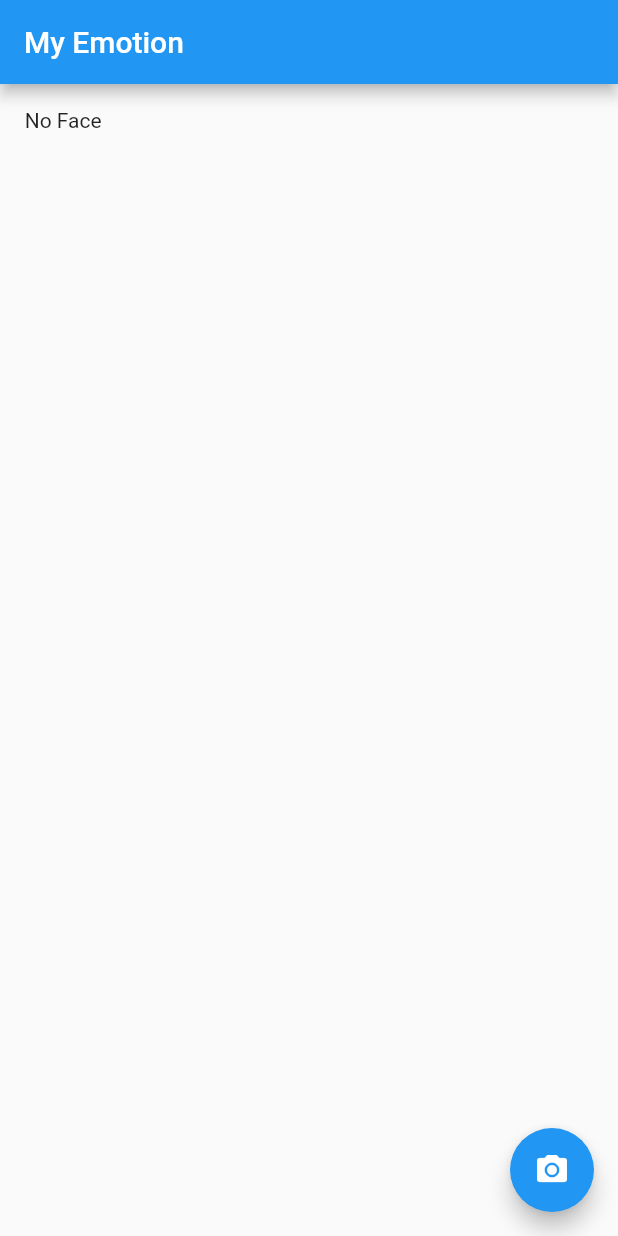
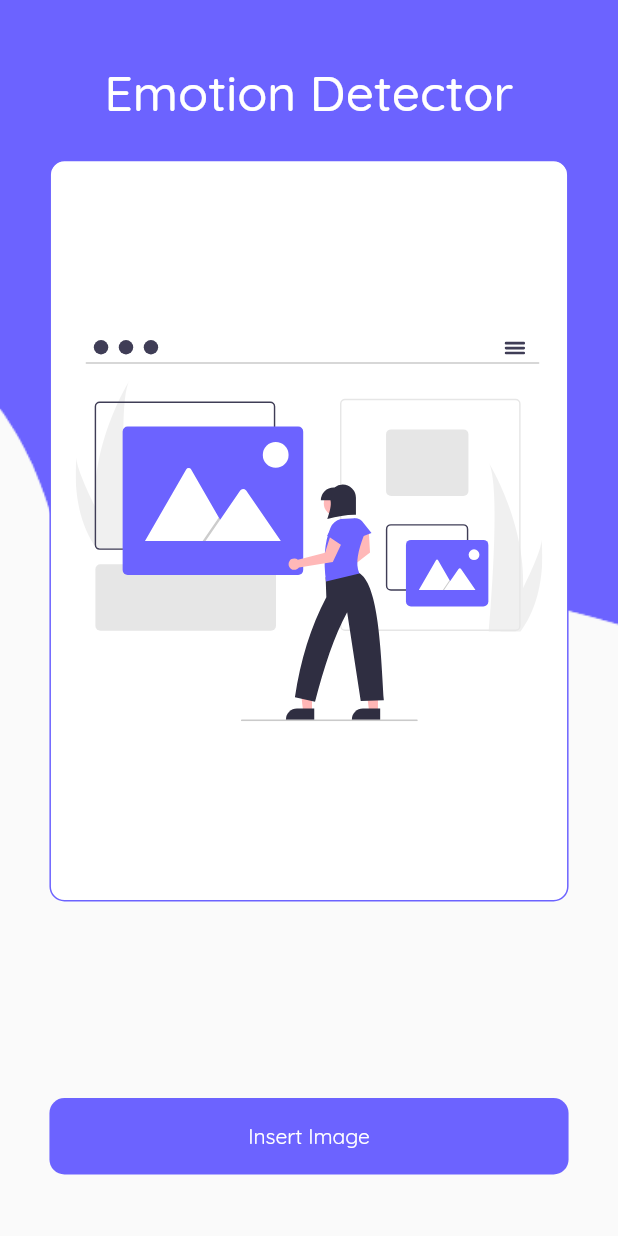
Before and after one commit to MoRmdn/Face-Emotion-Detector, a Flutter app: the screen it shows after launch, on a phone screen of 412 x 824 dp. Run offline on Flutter 3.47's test engine with Material 2 defaults, Android fonts, the phone set to English and light mode, and no system bars; our stand-ins replace flutter_svg, google_fonts, image_picker; missing offline and left inert: google_ml_kit.

Commit message:
Version 0.0.4

```diff
--- a/lib/main.dart
+++ b/lib/main.dart
@@ -1,6 +1,6 @@
 import 'package:face_detection_with_flutter/view/main_screen.dart';
 import 'package:flutter/material.dart';
-
+import 'package:google_fonts/google_fonts.dart';
 
 
 void main() =>runApp(const MyApp());
@@ -13,9 +13,31 @@ class MyApp extends StatelessWidget {
     return MaterialApp(
       debugShowCheckedModeBanner: false,
       theme: ThemeData(
-        primarySwatch: Colors.blue,
-      ),
+        primarySwatch: createMaterialColor(const Color(0xff6C63FF)),
+            primaryTextTheme:
+            GoogleFonts.quicksandTextTheme(Theme.of(context).textTheme),
+            textTheme:
+            GoogleFonts.quicksandTextTheme(Theme.of(context).textTheme)),
       home:const HomePage(),
     );
   }
+  MaterialColor createMaterialColor(Color color) {
+    List strengths = <double>[.05];
+    final swatch = <int, Color>{};
+    final int r = color.red, g = color.green, b = color.blue;
+
+    for (int i = 1; i < 10; i++) {
+      strengths.add(0.1 * i);
+    }
+    strengths.forEach((strength) {
+      final double ds = 0.5 - strength;
+      swatch[(strength * 1000).round()] = Color.fromRGBO(
+        r + ((ds < 0 ? r : (255 - r)) * ds).round(),
+        g + ((ds < 0 ? g : (255 - g)) * ds).round(),
+        b + ((ds < 0 ? b : (255 - b)) * ds).round(),
+        1,
+      );
+    });
+    return MaterialColor(color.value, swatch);
+  }
 }
--- a/lib/view/main_screen.dart
+++ b/lib/view/main_screen.dart
@@ -2,9 +2,8 @@ import 'dart:io';
 import 'package:face_emotion_detector/face_emotion_detector.dart';
 import 'package:flutter/material.dart';
 import 'package:image_picker/image_picker.dart';
-
-
-
+import '../generated/assets.dart';
+import 'package:flutter_svg/flutter_svg.dart';
 
 class HomePage extends StatefulWidget {
   const HomePage({Key? key}) : super(key: key);
@@ -15,42 +14,116 @@ class HomePage extends StatefulWidget {
 }
 
 class _HomePageState extends State<HomePage> {
-  bool flag=false;
+  bool flag = false;
   late File file;
   final ImagePicker picker = ImagePicker();
-  String? label="No Face";
+  String? label = "Loading...";
   @override
   Widget build(BuildContext context) {
-    var width =MediaQuery.of(context).size.width;
-    return Scaffold(
-      appBar: AppBar(
-        title:const Text('My Emotion'),
+    var width = MediaQuery.of(context).size.width;
+    return SafeArea(
+      child: Scaffold(
+        // floatingActionButton: FloatingActionButton(
+        //   onPressed: ()async{
+        //     final XFile? photo = await picker.pickImage(source: ImageSource.gallery);
+        //     if (photo != null) {
+        //        file = File(photo.path);
+        //        final emotionDetector = EmotionDetector();
+        //         label = await emotionDetector.detectEmotionFromImage(image: file);
+        //         print(label);
+        //        setState(() {
+        //           flag=true;
+        //         });
+        //     }
+        //   },
+        //   child:const Icon(Icons.camera_alt),
+        // ),
+        body: Container(
+          padding: EdgeInsets.symmetric(
+              vertical: width * 0.04, horizontal: width * 0.04),
+          child: Stack(
+            // crossAxisAlignment: CrossAxisAlignment.stretch,
+            children: [
+              Transform.scale(
+                  scale: 3.2,
+                  child: Image.asset(
+                    Assets.imagesBlod,
+                    scale: 3,
+                    fit: BoxFit.cover,
+                  )),
+              Column(
+                crossAxisAlignment: CrossAxisAlignment.stretch,
+                mainAxisAlignment: MainAxisAlignment.spaceEvenly,
+                children: [
+                  Text(
+                    "Emotion Detector",
+                    textAlign: TextAlign.center,
+                    style: TextStyle(
+                        fontWeight: FontWeight.w500,
+                        fontSize: width * 0.08,
+                        color: Colors.white),
                   ),
-      floatingActionButton: FloatingActionButton(
-        onPressed: ()async{
-          final XFile? photo = await picker.pickImage(source: ImageSource.gallery);
+                  Container(
+                    padding: EdgeInsets.symmetric(
+                        vertical: width * 0.04, horizontal: width * 0.04),
+                    margin: EdgeInsets.symmetric(horizontal: width * 0.04),
+                    width: width * 0.7,
+                    height: width * 1.2,
+                    decoration: BoxDecoration(
+                      color: Colors.white,
+                      border: Border.all(color: const Color(0xff6C63FF)),
+                      borderRadius: BorderRadius.circular(10),
+                    ),
+                    child: flag
+                        ? Image.file(file)
+                        : SvgPicture.asset(
+                            Assets.imagesUpload,
+                          ),
+                  ),
+                  SizedBox(
+                    height: width * 0.04,
+                  ),
+                  flag
+                      ? Text(label!, textAlign: TextAlign.center,style: TextStyle(fontSize:width * 0.06 ,fontWeight: FontWeight.w600),)
+                      : Container(),
+                  SizedBox(
+                    height: width * 0.04,
+                  ),
+                  // ElevatedButton(onPressed: (){}, child:const Text("Insert Image"))
+                  InkWell(
+                    onTap: () async {
+                      final XFile? photo =
+                          await picker.pickImage(source: ImageSource.gallery);
                       if (photo != null) {
                         file = File(photo.path);
                         final emotionDetector = EmotionDetector();
-              label = await emotionDetector.detectEmotionFromImage(image: file);
+                        label = await emotionDetector.detectEmotionFromImage(
+                            image: file);
                         print(label);
                         setState(() {
-                flag=true;
+                          flag = true;
                         });
                       }
                     },
-        child:const Icon(Icons.camera_alt),
+                    child: Container(
+                      margin: EdgeInsets.symmetric(horizontal: width * 0.04),
+                      decoration: BoxDecoration(
+                        color: const Color(0xff6C63FF),
+                        borderRadius: BorderRadius.circular(10),
                       ),
-      body: Container(
-        padding: EdgeInsets.symmetric(vertical: width * 0.04,horizontal: width * 0.04),
-        child: Column(
-          crossAxisAlignment: CrossAxisAlignment.stretch,
-          children: [
-            flag?Container(
-              child: Image.file(file,width: width * 0.9,height: width * 0.9,),
-            ):Container(),
-            Text(label!)
+                      padding: EdgeInsets.symmetric(
+                          vertical: width * 0.04, horizontal: width * 0.04),
+                      child: const Text(
+                        "Insert Image",
+                        textAlign: TextAlign.center,
+                        style: TextStyle(color: Colors.white),
+                      ),
+                    ),
+                  ),
                 ],
+              ),
+            ],
+          ),
         ),
       ),
     );
--- a/pubspec.yaml
+++ b/pubspec.yaml
@@ -39,6 +39,8 @@ dependencies:
   image_picker: ^0.8.7+2
   face_emotion_detector:
     path: packages/face_emotion_detector
+  flutter_svg:
+  google_fonts: ^4.0.3
 
 
 dev_dependencies:
@@ -51,6 +53,7 @@ dev_dependencies:
   # package. See that file for information about deactivating specific lint
   # rules and activating additional ones.
   flutter_lints: ^2.0.0
+
 
 # For information on the generic Dart part of this file, see the
 # following page: https://dart.dev/tools/pub/pubspec
```
Also changed, not shown: lib/generated/assets.dart, pubspec.lock, 1 other file. Lines whose indentation alone changed are shown as unchanged.
